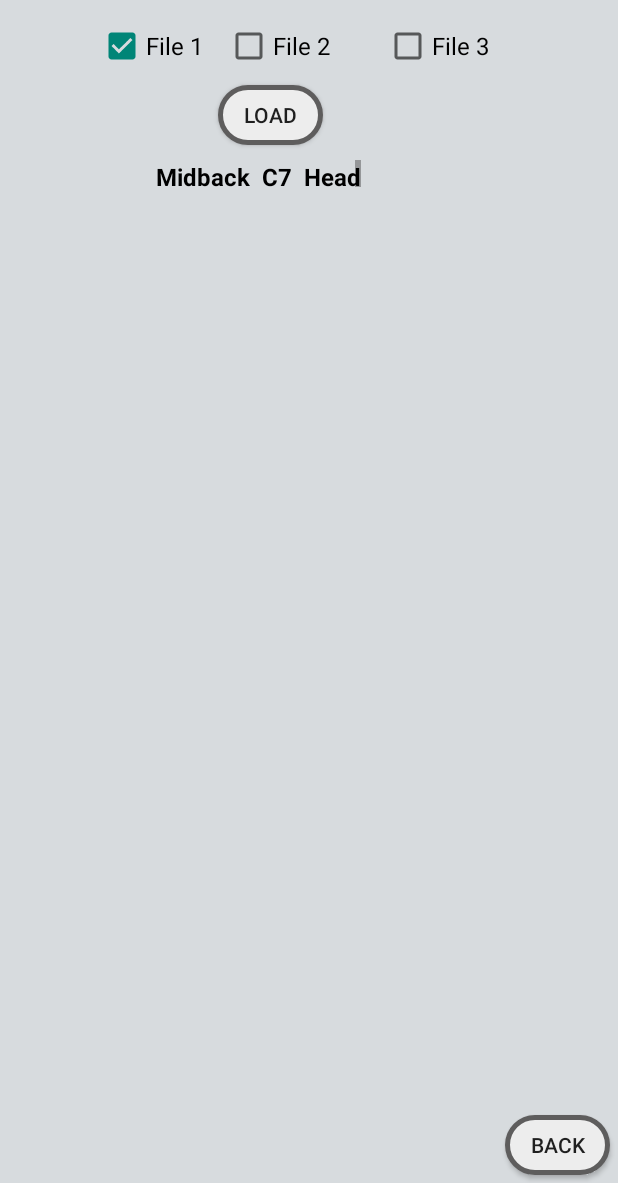
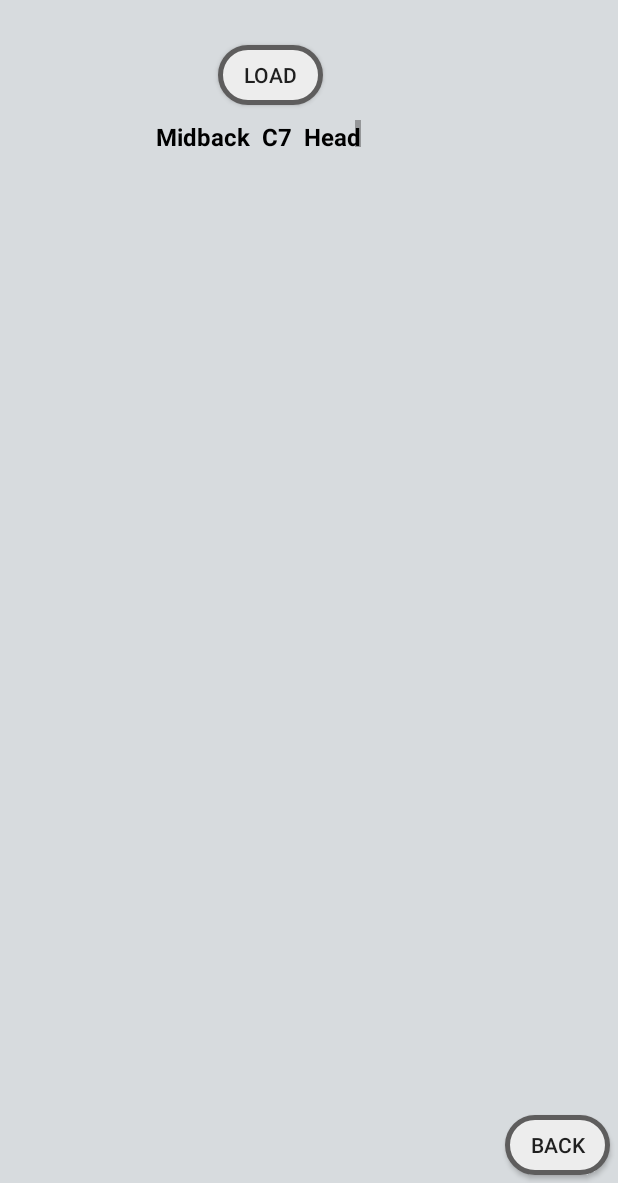
Before and after one commit to JimZz16/SmartSuit, an Android app: the LoadData screen opened directly, with no data from a screen before it, on a phone screen of 412 x 824 dp, the part 53-1236 px from its top. Run offline under Robolectric (Android 15) with nearby library versions, the phone set to English and light mode, and no system bars.

```diff
--- a/app/src/main/AndroidManifest.xml
+++ b/app/src/main/AndroidManifest.xml
@@ -1,6 +1,7 @@
 <?xml version="1.0" encoding="utf-8"?>
 <manifest xmlns:android="http://schemas.android.com/apk/res/android"
     package="com.example.vaney.smartsuit">
+    <uses-permission android:name="android.permission.INTERNET"/>
 
     <application
         android:allowBackup="true"
@@ -30,7 +31,7 @@
         <activity
             android:name=".UserManual"
             android:screenOrientation="portrait" />
-        <activity android:name=".LoadData"></activity>
+        <activity android:name=".LoadData" />
     </application>
 
 </manifest>
--- a/app/src/main/java/com/example/vaney/smartsuit/LoadData.java
+++ b/app/src/main/java/com/example/vaney/smartsuit/LoadData.java
@@ -19,9 +19,6 @@ import java.io.InputStreamReader;
 public class LoadData extends AppCompatActivity {
 
     String file_name1 = "file1";
-    String file_name2 = "file2";
-    String file_name3 = "file3";
-    String file_name = file_name1;
 
     CheckBox file1, file2, file3;
     TextView TextField;
@@ -34,21 +31,15 @@ public class LoadData extends AppCompatActivity {
         Toolbar toolbar = (Toolbar) findViewById(R.id.app_bar);
         setSupportActionBar(toolbar);
 
-        file1 = (CheckBox) findViewById(R.id.check1);
-        file2 = (CheckBox) findViewById(R.id.check2);
-        file3 = (CheckBox) findViewById(R.id.check3);
-
         TextField = (TextView) findViewById(R.id.TextField);
         TextField.setMovementMethod(new ScrollingMovementMethod());
-
-        filesCheckbox();
     }
 
     public void load(View v) {
         FileInputStream fis = null;
 
         try {
-            fis = openFileInput(file_name);
+            fis = openFileInput(file_name1);
             InputStreamReader isr = new InputStreamReader(fis);
             BufferedReader br = new BufferedReader(isr);
             StringBuilder sb = new StringBuilder();
@@ -75,54 +66,6 @@ public class LoadData extends AppCompatActivity {
         }
     }
 
-    public void filesCheckbox(){
-        file1.setOnClickListener(new View.OnClickListener() {
-            @Override
-            public void onClick(View v) {
-                if(file1.isChecked()) {
-                    if(file2.isChecked()){
-                        file2.toggle();
-                    }
-                    if(file3.isChecked()){
-                        file3.toggle();
-                    }
-                }
-
-                file_name = file_name1;
-            }
-        });
-
-        file2.setOnClickListener(new View.OnClickListener() {
-            @Override
-            public void onClick(View v) {
-                if(file2.isChecked()) {
-                    if(file3.isChecked()){
-                        file3.toggle();
-                    }
-                    if(file1.isChecked()){
-                        file1.toggle();
-                    }
-                }
-                file_name = file_name2;
-            }
-        });
-
-        file3.setOnClickListener(new View.OnClickListener() {
-            @Override
-            public void onClick(View v) {
-                if(file3.isChecked()) {
-                    if(file2.isChecked()){
-                        file2.toggle();
-                    }
-                    if(file1.isChecked()){
-                        file1.toggle();
-                    }
-                }
-                file_name = file_name3;
-            }
-        });
-    }
-
     public void MainMenu(View view){
         Intent intent = new Intent(LoadData.this, MainActivity.class);
         startActivity(intent);
--- a/app/src/main/res/layout/activity_load_data.xml
+++ b/app/src/main/res/layout/activity_load_data.xml
@@ -12,56 +12,18 @@
         layout="@layout/app_bar">
     </include>
 
-    <CheckBox
-        android:id="@+id/check1"
-        android:layout_width="wrap_content"
-        android:layout_height="wrap_content"
-        android:layout_marginStart="65dp"
-        android:layout_marginTop="50dp"
-        android:checked="true"
-        android:text="File 1"
-        android:textSize="16sp"
-        app:layout_constraintStart_toStartOf="parent"
-        app:layout_constraintTop_toTopOf="parent" />
-
     <Button
         android:id="@+id/load"
         android:layout_width="70dp"
         android:layout_height="40dp"
         android:layout_marginStart="145dp"
-        android:layout_marginTop="10dp"
+        android:layout_marginTop="30dp"
         android:background="@drawable/oval"
         android:onClick="load"
         android:text="Load"
         app:layout_constraintStart_toStartOf="parent"
-        app:layout_constraintTop_toBottomOf="@+id/check2" />
+        app:layout_constraintTop_toBottomOf="@+id/app_bar" />
 
-
-    <CheckBox
-        android:id="@+id/check3"
-        android:layout_width="wrap_content"
-        android:layout_height="wrap_content"
-        android:layout_marginEnd="60dp"
-        android:layout_marginStart="230dp"
-        android:layout_marginTop="50dp"
-        android:checked="false"
-        android:text="File 3"
-        android:textSize="16sp"
-        app:layout_constraintEnd_toEndOf="parent"
-        app:layout_constraintStart_toStartOf="parent"
-        app:layout_constraintTop_toTopOf="parent" />
-
-    <CheckBox
-        android:id="@+id/check2"
-        android:layout_width="wrap_content"
-        android:layout_height="wrap_content"
-        android:layout_marginStart="150dp"
-        android:layout_marginTop="50dp"
-        android:checked="false"
-        android:text="File 2"
-        android:textSize="16sp"
-        app:layout_constraintStart_toStartOf="parent"
-        app:layout_constraintTop_toTopOf="parent" />
 
     <Button
         android:id="@+id/back"
@@ -80,11 +42,13 @@
         android:id="@+id/TextField"
         android:layout_width="match_parent"
         android:layout_height="380dp"
+        android:layout_marginBottom="40dp"
         android:layout_marginTop="10dp"
         android:scrollbars="vertical"
         android:textAlignment="center"
         android:textColor="@android:color/background_dark"
         android:textSize="16sp"
+        app:layout_constraintBottom_toBottomOf="parent"
         app:layout_constraintTop_toBottomOf="@+id/textView2"
         tools:layout_editor_absoluteX="0dp" />
 
```
Also changed, not shown: app/src/main/java/com/example/vaney/smartsuit/RealTimeAnimation.java (+236 -186 lines), app/src/main/res/layout/activity_real_time_animation.xml (+1 -37 lines), app/src/main/res/drawable/bikeanimatetwee.png (added), app/src/main/res/drawable/rectwee.png (added), app/src/main/res/drawable/stoprectwee.png (added).
